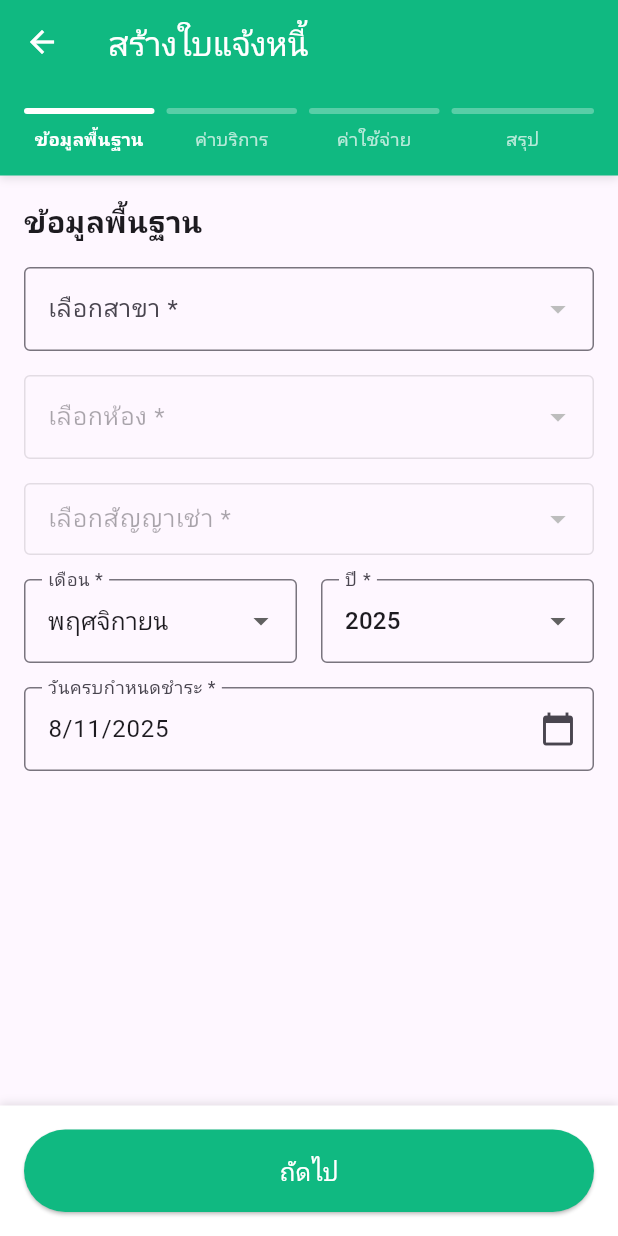
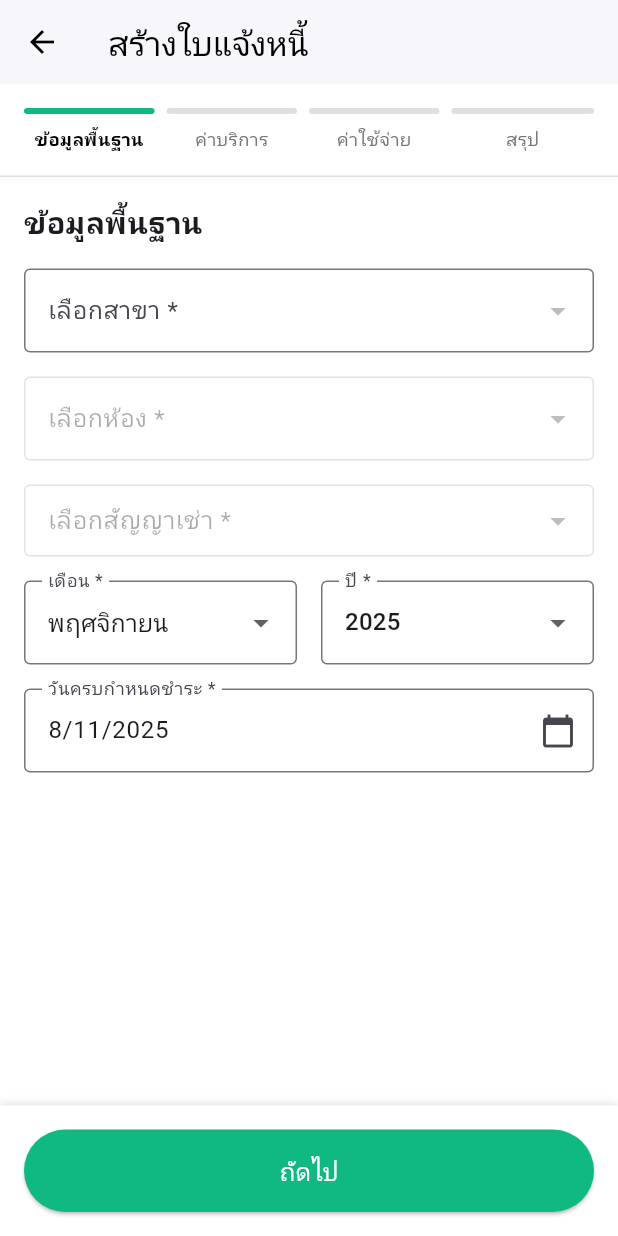
Before and after one commit to Satjatum/Manager_Room_Project1.0, a Flutter app: the InvoiceAddPage screen opened directly, on a phone screen of 412 x 824 dp. Run offline on Flutter 3.47's test engine with Material 3 defaults, Android fonts, the phone set to English and light mode, and no system bars; our stand-ins replace file_picker, image_picker, pdf, printing, shared_preferences, supabase_flutter; accounts and stored records are empty; network calls fail.

Commit message:
feat(invoice_add_ui): ปรับ UI โทนขาว (Header/พื้นหลัง/ขอบเทา) ให้เหมือน branchlist_detail_ui และเอาค่าบริการพื้นฐานออกจากแท็บค่าบริการ (คำนวณเฉพาะมิเตอร์). \n\n- AppBar สีขาว ตัวอักษรดำ, เพิ่มเส้นขอบล่างอ่อน\n- แถบขั้นตอน (progress) พื้นขาว แถบ active เป็นสีหลัก, ตัวอักษรเทา/ดำ\n- แท็บค่าบริการ: ไม่รวม base charge (fixed_amount + additional_charge) ในค่าน้ำ/ค่าไฟ\n- ค่าไฟ/ค่าน้ำคำนวณจาก usage × rate เท่านั้น\n- แท็บค่าใช้จ่าย: แสดงค่าบริการแบบคงที่แยกรายการเป็นคนละบรรทัด (คงรูปแบบเดิม)

```diff
--- a/lib/views/sadmin/invoice_add_ui.dart
+++ b/lib/views/sadmin/invoice_add_ui.dart
@@ -194,16 +194,16 @@ class _InvoiceAddPageState extends State<InvoiceAddPage> {
           final rateName = rate['rate_name'].toString().toLowerCase();
           if (rateName.contains('น้ำ') || rateName.contains('water')) {
             _waterRate = (rate['rate_price'] ?? 0.0).toDouble();
-            _waterBaseCharge =
-                ((rate['fixed_amount'] ?? 0.0) + (rate['additional_charge'] ?? 0.0))
-                    .toDouble();
+            _waterBaseCharge = ((rate['fixed_amount'] ?? 0.0) +
+                    (rate['additional_charge'] ?? 0.0))
+                .toDouble();
             waterRateId = rate['rate_id'];
           }
           if (rateName.contains('ไฟ') || rateName.contains('electric')) {
             _electricRate = (rate['rate_price'] ?? 0.0).toDouble();
-            _electricBaseCharge =
-                ((rate['fixed_amount'] ?? 0.0) + (rate['additional_charge'] ?? 0.0))
-                    .toDouble();
+            _electricBaseCharge = ((rate['fixed_amount'] ?? 0.0) +
+                    (rate['additional_charge'] ?? 0.0))
+                .toDouble();
             electricRateId = rate['rate_id'];
           }
         }
@@ -279,10 +279,9 @@ class _InvoiceAddPageState extends State<InvoiceAddPage> {
     _electricCurrentController.text =
         _electricCurrentReading.toStringAsFixed(0);
 
-    // คำนวดค่าใช้จ่าย
-    // รวมค่าบริการพื้นฐาน (base charge) เข้ากับต้นทุน
-    _waterCost = (_waterUsage * _waterRate) + _waterBaseCharge;
-    _electricCost = (_electricUsage * _electricRate) + _electricBaseCharge;
+    // คำนวณเฉพาะตามมิเตอร์ (ไม่รวมค่าบริการพื้นฐาน)
+    _waterCost = (_waterUsage * _waterRate);
+    _electricCost = (_electricUsage * _electricRate);
 
     _calculateUtilitiesTotal();
 
@@ -375,21 +374,21 @@ class _InvoiceAddPageState extends State<InvoiceAddPage> {
         final rateName = rate['rate_name'].toString().toLowerCase();
         if (rateName.contains('น้ำ') || rateName.contains('water')) {
           _waterRate = (rate['rate_price'] ?? 0.0).toDouble();
-          _waterBaseCharge =
-              ((rate['fixed_amount'] ?? 0.0) + (rate['additional_charge'] ?? 0.0))
-                  .toDouble();
+          _waterBaseCharge = ((rate['fixed_amount'] ?? 0.0) +
+                  (rate['additional_charge'] ?? 0.0))
+              .toDouble();
         }
         if (rateName.contains('ไฟ') || rateName.contains('electric')) {
           _electricRate = (rate['rate_price'] ?? 0.0).toDouble();
-          _electricBaseCharge =
-              ((rate['fixed_amount'] ?? 0.0) + (rate['additional_charge'] ?? 0.0))
-                  .toDouble();
+          _electricBaseCharge = ((rate['fixed_amount'] ?? 0.0) +
+                  (rate['additional_charge'] ?? 0.0))
+              .toDouble();
         }
       }
 
-      // คำนวดค่าใช้จ่าย
-      _waterCost = (_waterUsage * _waterRate) + _waterBaseCharge;
-      _electricCost = (_electricUsage * _electricRate) + _electricBaseCharge;
+      // คำนวณเฉพาะตามมิเตอร์ (ไม่รวมค่าบริการพื้นฐาน)
+      _waterCost = (_waterUsage * _waterRate);
+      _electricCost = (_electricUsage * _electricRate);
 
       _calculateUtilitiesTotal();
 
@@ -655,20 +654,22 @@ class _InvoiceAddPageState extends State<InvoiceAddPage> {
   @override
   Widget build(BuildContext context) {
     return Scaffold(
+      backgroundColor: Colors.white,
       appBar: AppBar(
-        title: Text(_isFromMeterReading
-            ? 'สร้างใบแจ้งหนี้จากมิเตอร์'
-            : 'สร้างใบแจ้งหนี้'),
-        backgroundColor: AppTheme.primary,
-        foregroundColor: Colors.white,
-        elevation: 0,
+        title: Text(
+          _isFromMeterReading ? 'สร้างใบแจ้งหนี้จากมิเตอร์' : 'สร้างใบแจ้งหนี้',
+          style: const TextStyle(color: Colors.black),
+        ),
+        backgroundColor: Colors.white,
+        foregroundColor: Colors.black,
+        elevation: 1,
         actions: [
           if (_currentStep > 0)
             TextButton.icon(
               onPressed: _previousStep,
-              icon: const Icon(Icons.arrow_back, color: Colors.white),
+              icon: const Icon(Icons.arrow_back, color: Colors.black87),
               label:
-                  const Text('ย้อนกลับ', style: TextStyle(color: Colors.white)),
+                  const Text('ย้อนกลับ', style: TextStyle(color: Colors.black87)),
             ),
         ],
       ),
@@ -1079,12 +1080,15 @@ class _InvoiceAddPageState extends State<InvoiceAddPage> {
     return Container(
       padding: const EdgeInsets.all(16),
       decoration: BoxDecoration(
-        color: AppTheme.primary,
+        color: Colors.white,
+        border: Border(
+          bottom: BorderSide(color: Colors.grey[300]!),
+        ),
         boxShadow: [
           BoxShadow(
-            color: Colors.black.withOpacity(0.1),
-            blurRadius: 4,
-            offset: const Offset(0, 2),
+            color: Colors.black.withOpacity(0.03),
+            blurRadius: 3,
+            offset: const Offset(0, 1),
           ),
         ],
       ),
@@ -1102,8 +1106,8 @@ class _InvoiceAddPageState extends State<InvoiceAddPage> {
                     height: 4,
                     decoration: BoxDecoration(
                       color: isActive || isCompleted
-                          ? Colors.white
-                          : Colors.white.withOpacity(0.3),
+                          ? AppTheme.primary
+                          : Colors.grey[300],
                       borderRadius: BorderRadius.circular(2),
                     ),
                   ),
@@ -1112,8 +1116,8 @@ class _InvoiceAddPageState extends State<InvoiceAddPage> {
                     _getStepTitle(index),
                     style: TextStyle(
                       color: isActive || isCompleted
-                          ? Colors.white
-                          : Colors.white.withOpacity(0.7),
+                          ? Colors.black
+                          : Colors.grey[600],
                       fontSize: 12,
                       fontWeight:
                           isActive ? FontWeight.bold : FontWeight.normal,
@@ -1398,7 +1402,7 @@ class _InvoiceAddPageState extends State<InvoiceAddPage> {
             currentReading: _waterCurrentReading,
             usage: _waterUsage,
             rate: _waterRate,
-            baseCharge: _waterBaseCharge,
+            baseCharge: 0.0,
             cost: _waterCost,
             controller: _waterCurrentController,
             isReadOnly: _isFromMeterReading,
@@ -1406,7 +1410,7 @@ class _InvoiceAddPageState extends State<InvoiceAddPage> {
               setState(() {
                 _waterCurrentReading = double.tryParse(value) ?? 0.0;
                 _waterUsage = _waterCurrentReading - _waterPreviousReading;
-                _waterCost = (_waterUsage * _waterRate) + _waterBaseCharge;
+                _waterCost = (_waterUsage * _waterRate);
                 _calculateUtilitiesTotal();
               });
             },
@@ -1420,7 +1424,7 @@ class _InvoiceAddPageState extends State<InvoiceAddPage> {
             currentReading: _electricCurrentReading,
             usage: _electricUsage,
             rate: _electricRate,
-            baseCharge: _electricBaseCharge,
+            baseCharge: 0.0,
             cost: _electricCost,
             controller: _electricCurrentController,
             isReadOnly: _isFromMeterReading,
@@ -1429,7 +1433,7 @@ class _InvoiceAddPageState extends State<InvoiceAddPage> {
                 _electricCurrentReading = double.tryParse(value) ?? 0.0;
                 _electricUsage =
                     _electricCurrentReading - _electricPreviousReading;
-                _electricCost = (_electricUsage * _electricRate) + _electricBaseCharge;
+                _electricCost = (_electricUsage * _electricRate);
                 _calculateUtilitiesTotal();
               });
             },
@@ -1509,14 +1513,15 @@ class _InvoiceAddPageState extends State<InvoiceAddPage> {
               children: [
                 const SizedBox(width: 32),
                 Container(
-                  padding: const EdgeInsets.symmetric(horizontal: 8, vertical: 4),
+                  padding:
+                      const EdgeInsets.symmetric(horizontal: 8, vertical: 4),
                   decoration: BoxDecoration(
                     color: color.withOpacity(0.08),
                     borderRadius: BorderRadius.circular(6),
                   ),
                   child: Text(
                     'รวมค่าบริการพื้นฐาน +${baseCharge.toStringAsFixed(2)} บาท',
-                    style: TextStyle(fontSize: 11, color: color[700]),
+                    style: TextStyle(fontSize: 11, color: color),
                   ),
                 ),
               ],
```
